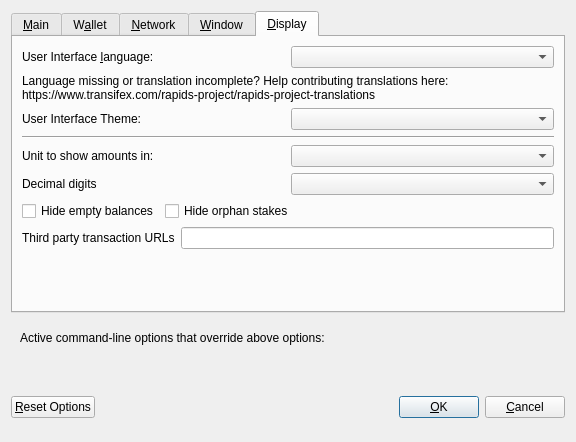
MotoAcidic/Rapids, file src/qt/forms/optionsdialog.ui: the form before one commit.
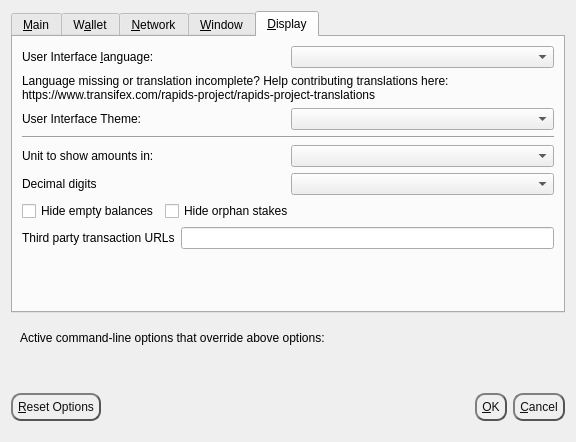
The form after the commit. The open tabs and pages were chosen to show the change. Custom widgets are drawn as their Qt base class.

The edit to the form file:
```diff
--- a/src/qt/forms/optionsdialog.ui
+++ b/src/qt/forms/optionsdialog.ui
@@ -637,6 +637,26 @@
        <property name="toolTip">
         <string>Reset all client options to default.</string>
        </property>
+       <property name="styleSheet">
+        <string notr="true">QPushButton {
+color: #0F0F0F;
+border: 2px solid #555;
+border-radius: 10px;
+border-style: outset;
+background: qradialgradient(
+cx: 0.3, cy: -0.4, fx: 0.3, fy: -0.4,
+radius: 1.35, stop: 0 #d1d5db, stop: 1 #d1d5db
+);
+padding: 5px;
+}
+
+QPushButton:hover {
+background: qradialgradient(
+cx: 0.3, cy: -0.4, fx: 0.3, fy: -0.4,
+radius: 1.35, stop: 0 #d1d5db, stop: 1 #d1d5db
+);
+}</string>
+       </property>
        <property name="text">
         <string>&amp;Reset Options</string>
        </property>
@@ -668,7 +688,6 @@
        </property>
        <property name="font">
         <font>
-         <weight>75</weight>
          <bold>true</bold>
         </font>
        </property>
@@ -698,6 +717,26 @@
      </item>
      <item>
       <widget class="QPushButton" name="okButton">
+       <property name="styleSheet">
+        <string notr="true">QPushButton {
+color: #0F0F0F;
+border: 2px solid #555;
+border-radius: 10px;
+border-style: outset;
+background: qradialgradient(
+cx: 0.3, cy: -0.4, fx: 0.3, fy: -0.4,
+radius: 1.35, stop: 0 #d1d5db, stop: 1 #d1d5db
+);
+padding: 5px;
+}
+
+QPushButton:hover {
+background: qradialgradient(
+cx: 0.3, cy: -0.4, fx: 0.3, fy: -0.4,
+radius: 1.35, stop: 0 #d1d5db, stop: 1 #d1d5db
+);
+}</string>
+       </property>
        <property name="text">
         <string>&amp;OK</string>
        </property>
@@ -711,6 +750,26 @@
      </item>
      <item>
       <widget class="QPushButton" name="cancelButton">
+       <property name="styleSheet">
+        <string notr="true">QPushButton {
+color: #0F0F0F;
+border: 2px solid #555;
+border-radius: 10px;
+border-style: outset;
+background: qradialgradient(
+cx: 0.3, cy: -0.4, fx: 0.3, fy: -0.4,
+radius: 1.35, stop: 0 #d1d5db, stop: 1 #d1d5db
+);
+padding: 5px;
+}
+
+QPushButton:hover {
+background: qradialgradient(
+cx: 0.3, cy: -0.4, fx: 0.3, fy: -0.4,
+radius: 1.35, stop: 0 #d1d5db, stop: 1 #d1d5db
+);
+}</string>
+       </property>
        <property name="text">
         <string>&amp;Cancel</string>
        </property>
```
Left out of the diff: 4 changed lines with no effect on the pictures.
